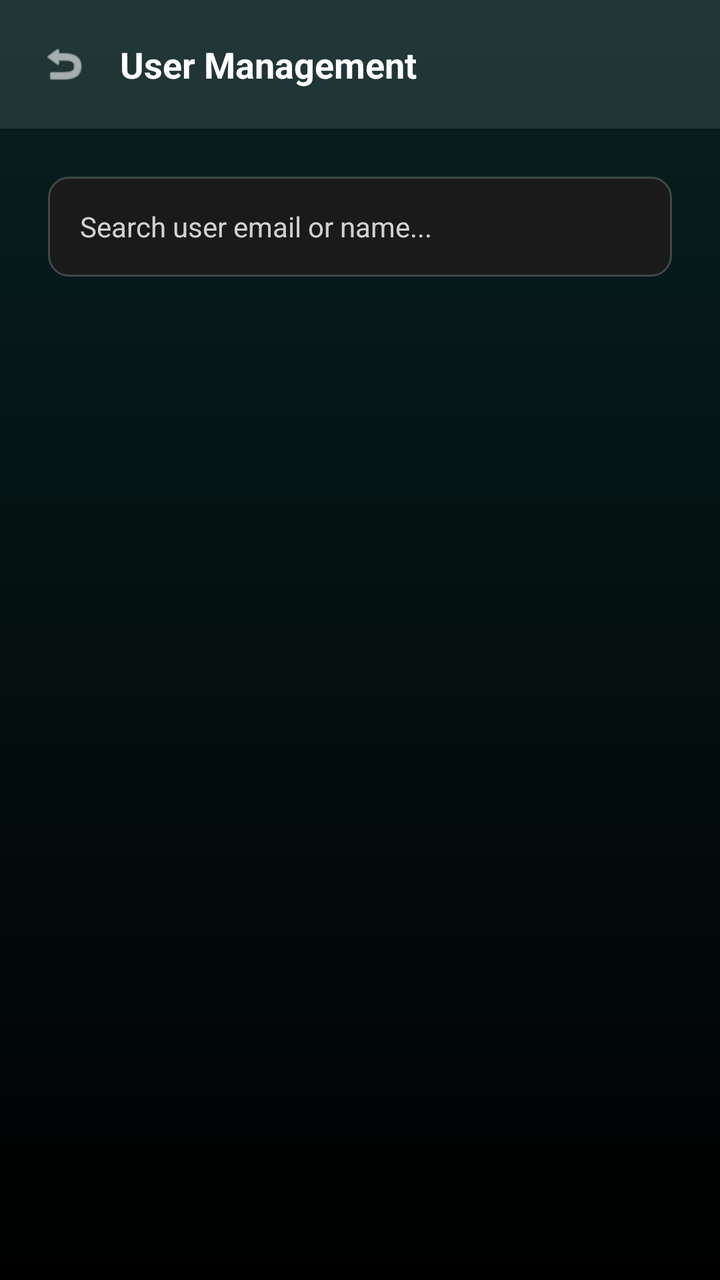
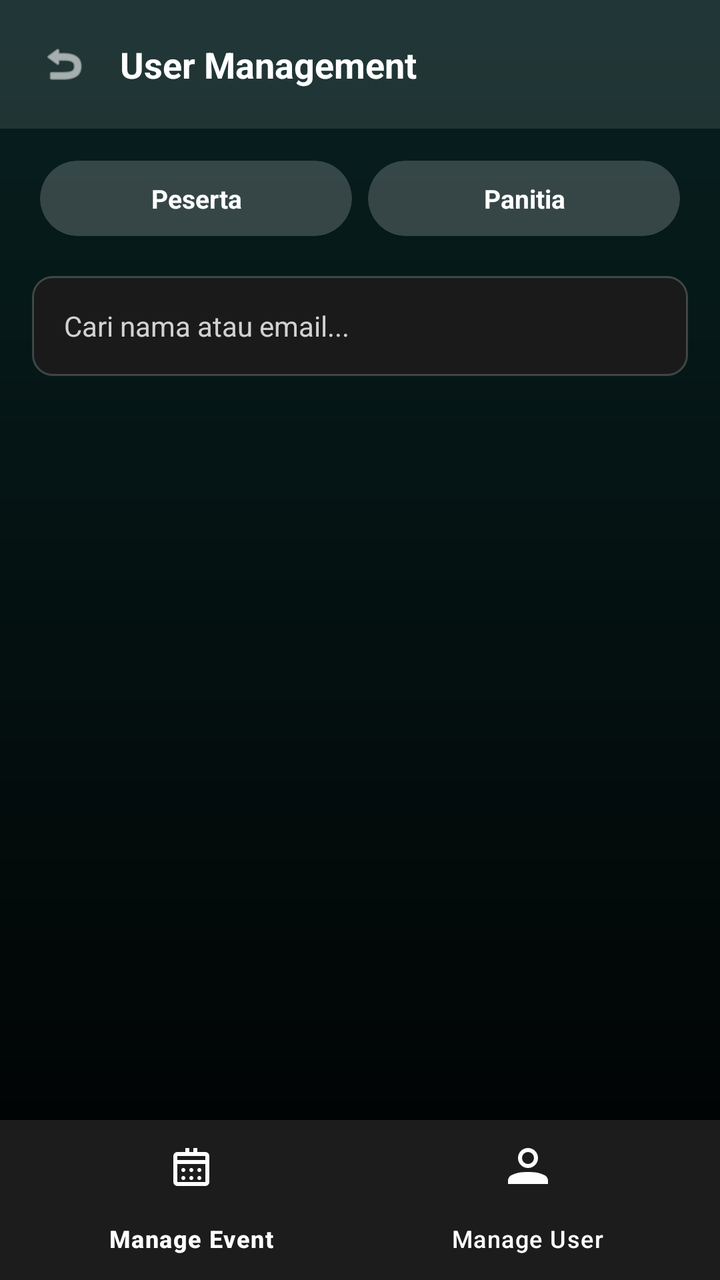

The first picture is an Android layout as it rendered before a commit; the second is the same layout after the commit. The layout source and the unified diff follow.
<!-- AndroidManifest.xml: application theme Theme.CampusConnectProject -->
<!-- res/layout/activity_manage_user.xml -->
<?xml version="1.0" encoding="utf-8"?>
<androidx.constraintlayout.widget.ConstraintLayout
    xmlns:android="http://schemas.android.com/apk/res/android"
    xmlns:app="http://schemas.android.com/apk/res-auto"
    xmlns:tools="http://schemas.android.com/tools"
    android:layout_width="match_parent"
    android:layout_height="match_parent"
    android:background="@drawable/bg_main_gradient"
    tools:context=".ui.admin.ManageUserActivity">

    <LinearLayout
        android:id="@+id/headerManageUser"
        android:layout_width="match_parent"
        android:layout_height="wrap_content"
        android:background="#1AFFFFFF"
        android:orientation="horizontal"
        android:padding="20dp"
        android:gravity="center_vertical"
        app:layout_constraintTop_toTopOf="parent">

        <ImageView
            android:id="@+id/btnBackManageUser"
            android:layout_width="24dp"
            android:layout_height="24dp"
            android:src="@android:drawable/ic_menu_revert"
            app:tint="@color/white" />

        <TextView
            android:layout_width="wrap_content"
            android:layout_height="wrap_content"
            android:layout_marginStart="16dp"
            android:text="User Management"
            android:textColor="@color/white"
            android:textSize="18sp"
            android:textStyle="bold" />
    </LinearLayout>

    <EditText
        android:id="@+id/etSearchUser"
        android:layout_width="match_parent"
        android:layout_height="50dp"
        android:layout_marginHorizontal="24dp"
        android:layout_marginTop="24dp"
        android:background="@drawable/bg_input_rounded"
        android:hint="Search user email or name..."
        android:paddingStart="16dp"
        android:textSize="14sp"
        android:textColor="@color/white"
        android:textColorHint="#CCFFFFFF"
        app:layout_constraintTop_toBottomOf="@id/headerManageUser" />

    <androidx.recyclerview.widget.RecyclerView
        android:id="@+id/rvAdminUsers"
        android:layout_width="match_parent"
        android:layout_height="0dp"
        android:layout_marginTop="16dp"
        app:layout_constraintBottom_toBottomOf="parent"
        app:layout_constraintTop_toBottomOf="@id/etSearchUser" />

</androidx.constraintlayout.widget.ConstraintLayout>
<!-- resources referenced by this layout -->
<resources>
  <color name="white">#FFFFFFFF</color>
  <!-- drawable bg_input_rounded (drawable) -->
  <?xml version="1.0" encoding="utf-8"?>
  <shape xmlns:android="http://schemas.android.com/apk/res/android" android:shape="rectangle">
      <solid android:color="@color/bg_input" />
      <stroke android:width="1dp" android:color="#33FFFFFF" />
      <corners android:radius="10dp" />
  </shape>
  <!-- drawable bg_main_gradient (drawable) -->
  <?xml version="1.0" encoding="utf-8"?>
  <shape xmlns:android="http://schemas.android.com/apk/res/android"
      android:shape="rectangle">
      <gradient
          android:angle="270"
          android:endColor="@color/bg_gradient_end"
          android:startColor="@color/bg_gradient_start"
          android:type="linear" />
  </shape>
  <style name="Theme.CampusConnectProject" parent="Base.Theme.CampusConnectProject" />
  <color name="bg_input">#1A1A1A</color>
  <color name="bg_gradient_end">#000000</color>
  <color name="bg_gradient_start">#082020</color>
  <style name="Base.Theme.CampusConnectProject" parent="Theme.Material3.DayNight.NoActionBar">
          
          <item name="colorPrimary">@color/warna_primer</item>
          <item name="android:statusBarColor">@color/bg_gradient_start</item>
          <item name="android:navigationBarColor">@color/bg_gradient_end</item>
          <item name="android:windowBackground">@drawable/bg_main_gradient</item>
          <item name="android:forceDarkAllowed" tools:targetApi="q">false</item>
      </style>
  <color name="warna_primer">#00BFA5</color>
</resources>

<!-- the commit's change to res/layout/activity_manage_user.xml (unified diff, before → after) -->
@@ -8,6 +8,7 @@
     android:background="@drawable/bg_main_gradient"
     tools:context=".ui.admin.ManageUserActivity">
 
+    
     <LinearLayout
         android:id="@+id/headerManageUser"
         android:layout_width="match_parent"
@@ -35,26 +36,104 @@
             android:textStyle="bold" />
     </LinearLayout>
 
+    
+    <LinearLayout
+        android:id="@+id/filterRoleLayout"
+        android:layout_width="match_parent"
+        android:layout_height="wrap_content"
+        android:orientation="horizontal"
+        android:gravity="center"
+        android:paddingStart="16dp"
+        android:paddingEnd="16dp"
+        android:paddingTop="12dp"
+        android:paddingBottom="8dp"
+        app:layout_constraintTop_toBottomOf="@id/headerManageUser">
+
+        
+        <androidx.cardview.widget.CardView
+            android:id="@+id/pillPeserta"
+            android:layout_width="0dp"
+            android:layout_height="wrap_content"
+            android:layout_weight="1"
+            android:layout_margin="4dp"
+            app:cardCornerRadius="20dp"
+            app:cardBackgroundColor="#30FFFFFF"
+            app:cardElevation="0dp">
+
+            <TextView
+                android:id="@+id/tvPillPeserta"
+                android:layout_width="match_parent"
+                android:layout_height="wrap_content"
+                android:gravity="center"
+                android:paddingTop="10dp"
+                android:paddingBottom="10dp"
+                android:text="Peserta"
+                android:textColor="@color/white"
+                android:textSize="13sp"
+                android:textStyle="bold" />
+        </androidx.cardview.widget.CardView>
+
+        
+        <androidx.cardview.widget.CardView
+            android:id="@+id/pillPanitia"
+            android:layout_width="0dp"
+            android:layout_height="wrap_content"
+            android:layout_weight="1"
+            android:layout_margin="4dp"
+            app:cardCornerRadius="20dp"
+            app:cardBackgroundColor="#30FFFFFF"
+            app:cardElevation="0dp">
+
+            <TextView
+                android:id="@+id/tvPillPanitia"
+                android:layout_width="match_parent"
+                android:layout_height="wrap_content"
+                android:gravity="center"
+                android:paddingTop="10dp"
+                android:paddingBottom="10dp"
+                android:text="Panitia"
+                android:textColor="@color/white"
+                android:textSize="13sp"
+                android:textStyle="bold" />
+        </androidx.cardview.widget.CardView>
+
+    </LinearLayout>
+
+    
     <EditText
         android:id="@+id/etSearchUser"
         android:layout_width="match_parent"
         android:layout_height="50dp"
-        android:layout_marginHorizontal="24dp"
-        android:layout_marginTop="24dp"
+        android:layout_marginHorizontal="16dp"
+        android:layout_marginTop="8dp"
         android:background="@drawable/bg_input_rounded"
-        android:hint="Search user email or name..."
+        android:hint="Cari nama atau email..."
         android:paddingStart="16dp"
         android:textSize="14sp"
         android:textColor="@color/white"
         android:textColorHint="#CCFFFFFF"
-        app:layout_constraintTop_toBottomOf="@id/headerManageUser" />
+        android:inputType="textPersonName"
+        app:layout_constraintTop_toBottomOf="@id/filterRoleLayout" />
 
+    
     <androidx.recyclerview.widget.RecyclerView
         android:id="@+id/rvAdminUsers"
         android:layout_width="match_parent"
         android:layout_height="0dp"
-        android:layout_marginTop="16dp"
-        app:layout_constraintBottom_toBottomOf="parent"
-        app:layout_constraintTop_toBottomOf="@id/etSearchUser" />
+        android:layout_marginTop="8dp"
+        app:layout_constraintTop_toBottomOf="@id/etSearchUser"
+        app:layout_constraintBottom_toTopOf="@id/bottomNavigation" />
+
+    
+    <com.google.android.material.bottomnavigation.BottomNavigationView
+        android:id="@+id/bottomNavigation"
+        android:layout_width="match_parent"
+        android:layout_height="wrap_content"
+        android:background="#1C1C1C"
+        app:itemIconTint="@color/white"
+        app:itemTextColor="@color/white"
+        app:labelVisibilityMode="labeled"
+        app:menu="@menu/admin_bottom_nav_menu"
+        app:layout_constraintBottom_toBottomOf="parent" />
 
 </androidx.constraintlayout.widget.ConstraintLayout>
